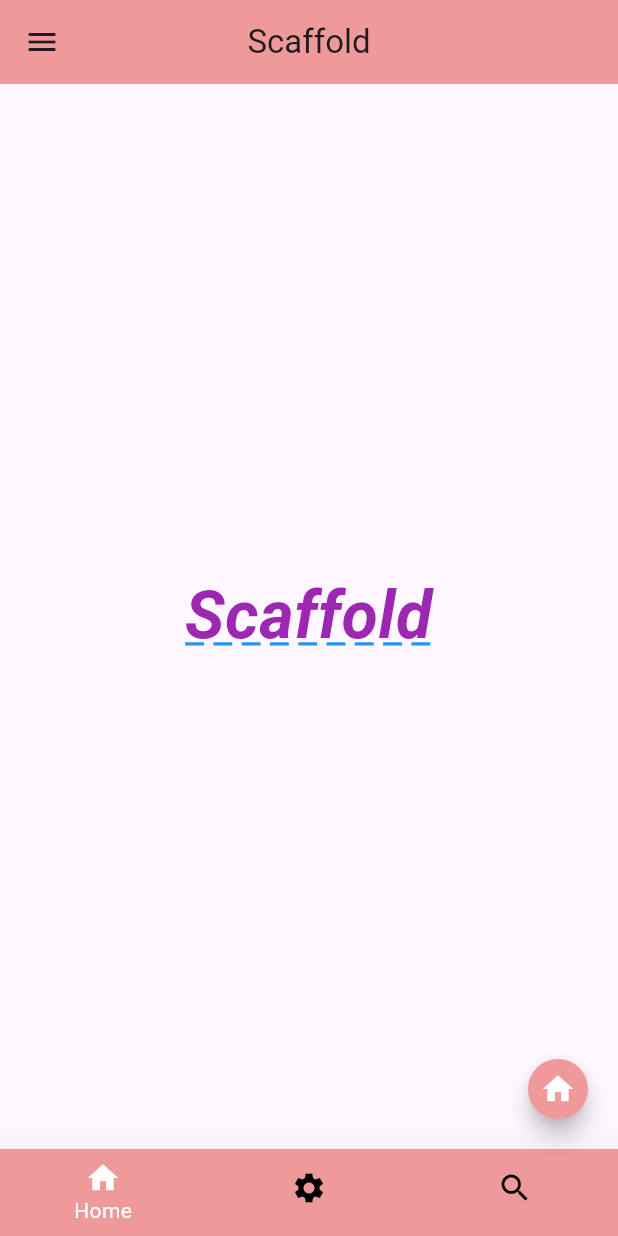
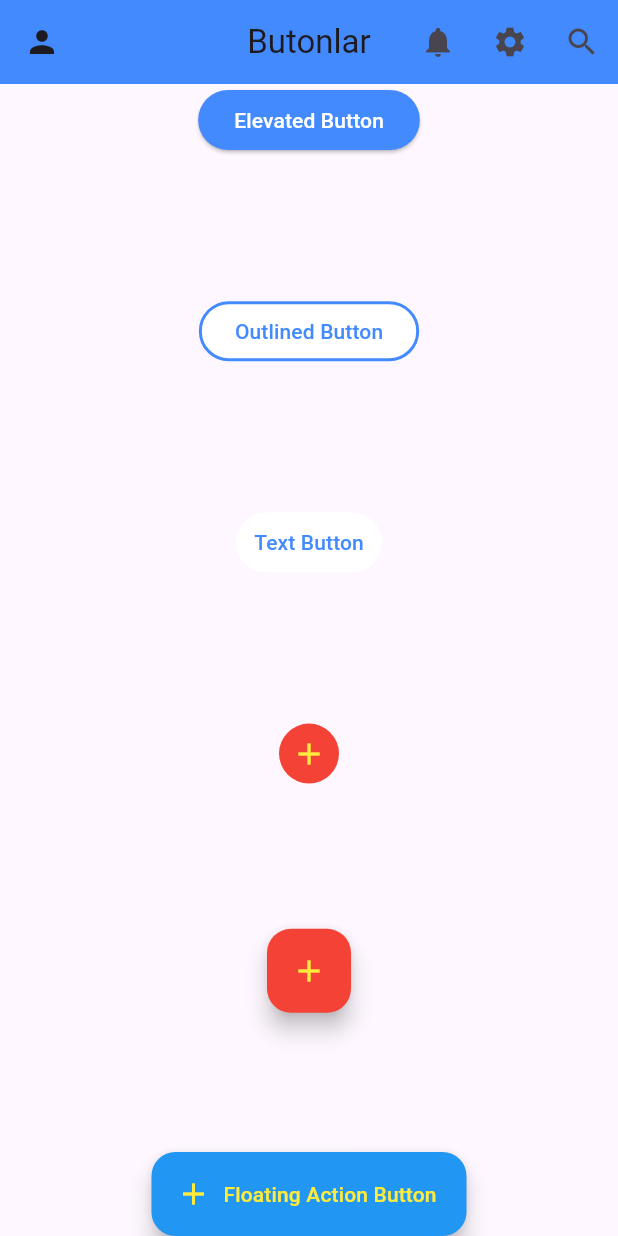
Before and after one commit to akkayasoft/OzelEkipDartFlutterDersleri20242025, a Flutter app: the screen it shows after launch, on a phone screen of 412 x 824 dp. Run offline on Flutter 3.47's test engine with Material 3 defaults, Android fonts, the phone set to English and light mode, and no system bars.

Commit message:
ders4 bitti

```diff
--- /dev/null
+++ b/lib/flutter/day004/ders4_butonlar.dart
@@ -0,0 +1,95 @@
+import 'package:flutter/material.dart';
+
+class Ders4Butonlar extends StatelessWidget {
+  const Ders4Butonlar({super.key});
+
+  @override
+  Widget build(BuildContext context) {
+    return Scaffold(
+      appBar: AppBar(
+        leading: IconButton(
+          onPressed: () {},
+          icon: Icon(Icons.person),
+        ),
+        elevation: 0,
+        backgroundColor: Colors.blueAccent,
+        centerTitle: true,
+        title: Text("Butonlar"),
+        actions: [
+          IconButton(
+            onPressed: () {},
+            icon: Icon(Icons.notifications),
+          ),
+          IconButton(
+            onPressed: () {},
+            icon: Icon(Icons.settings),
+          ),
+          IconButton(
+            onPressed: () {},
+            icon: Icon(Icons.search),
+          ),
+        ],
+      ),
+      body: Center(
+        child: Column(
+          mainAxisAlignment: MainAxisAlignment.spaceBetween,
+          children: [
+            ElevatedButton(
+              style: ElevatedButton.styleFrom(
+                backgroundColor: Colors.blueAccent,
+                foregroundColor: Colors.white,
+              ),
+              onPressed: () {
+                print("Elevated Button");
+              },
+              child: Text("Elevated Button"),
+            ),
+            OutlinedButton(
+              style: OutlinedButton.styleFrom(
+                backgroundColor: Colors.white,
+                foregroundColor: Colors.blueAccent,
+                side: BorderSide(
+                  color: Colors.blueAccent,
+                  width: 2,
+                ),
+              ),
+              onPressed: () {},
+              child: Text("Outlined Button"),
+            ),
+            TextButton(
+              style: TextButton.styleFrom(
+                backgroundColor: Colors.white,
+                foregroundColor: Colors.blueAccent,
+              ),
+              onPressed: () {},
+              child: Text("Text Button"),
+            ),
+            IconButton(
+              style: IconButton.styleFrom(
+                backgroundColor: Colors.red,
+                foregroundColor: Colors.yellow,
+              ),
+              onPressed: () {},
+              icon: Icon(Icons.add),
+            ),
+            FloatingActionButton(
+              backgroundColor: Colors.red,
+              foregroundColor: Colors.yellow,
+              onPressed: () {},
+              child: Icon(Icons.add),
+            ),
+            FloatingActionButton.extended(
+
+              backgroundColor: Colors.blue,
+              foregroundColor: Colors.yellow,
+              onPressed: () {},
+              icon: Icon(Icons.add),
+              label: Text("Floating Action Button"),
+            ),
+
+          ],
+        ),
+      ),
+    );
+  }
+}
--- a/lib/main.dart
+++ b/lib/main.dart
@@ -1,5 +1,5 @@
 import 'package:flutter/material.dart';
-import 'flutter/day003/ders3_scaffold.dart';
+import 'flutter/day004/ders4_butonlar.dart';
 
 void main() {
   runApp(const MyApp());
@@ -17,7 +17,7 @@ class MyApp extends StatelessWidget {
         colorScheme: ColorScheme.fromSeed(seedColor: Colors.deepPurple),
         useMaterial3: true,
       ),
-      home: Ders3Scaffold(),
+      home: const Ders4Butonlar(),
     );
   }
 }
```
